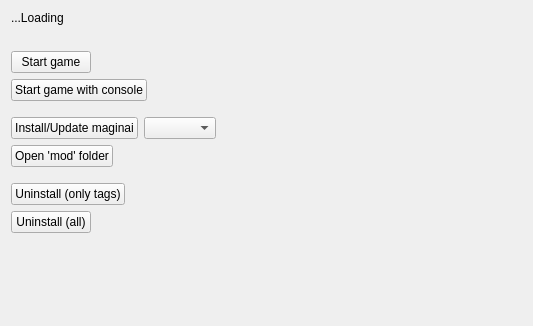
First picture: the form in src/gmaginai_l/forms/widgets/maginai_widget.ui, repository Spoonail-Iroiro/gmaginai-l, before the edit.
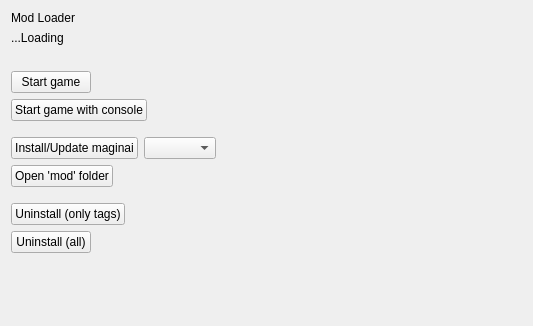
Second picture: the form after the edit.

Commit message: Add title to MaginaiWidget

Diff of the .ui file:
```diff
--- a/src/gmaginai_l/forms/widgets/maginai_widget.ui
+++ b/src/gmaginai_l/forms/widgets/maginai_widget.ui
@@ -14,6 +14,13 @@
    <string>Form</string>
   </property>
   <layout class="QVBoxLayout" name="verticalLayout">
+   <item>
+    <widget class="QLabel" name="label">
+     <property name="text">
+      <string>Mod Loader</string>
+     </property>
+    </widget>
+   </item>
    <item>
     <layout class="QHBoxLayout" name="horizontalLayout_4">
      <item>
```
The commit also changes 1 other file.
